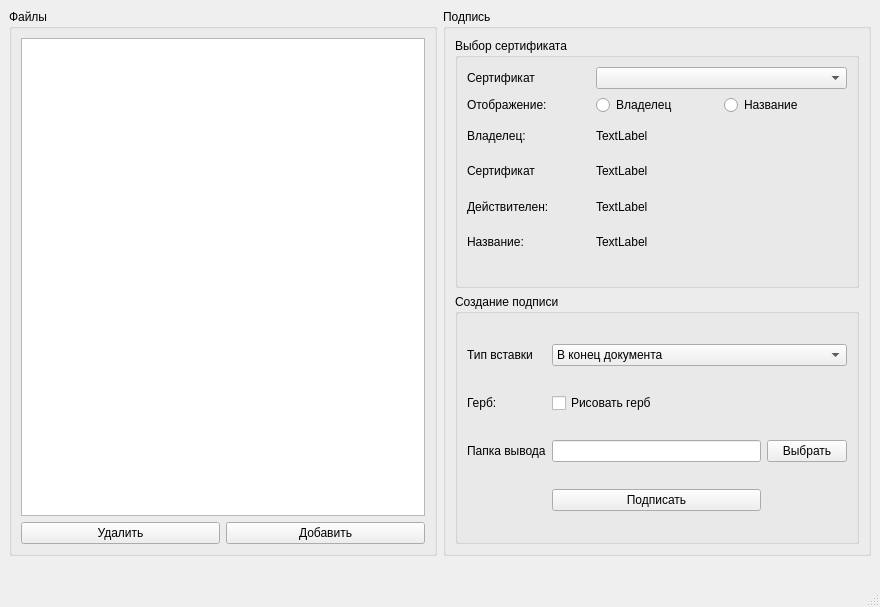
AlexeyAleksandrov/CryptoSignDesktop, file mainwindow.ui: the form before one commit.
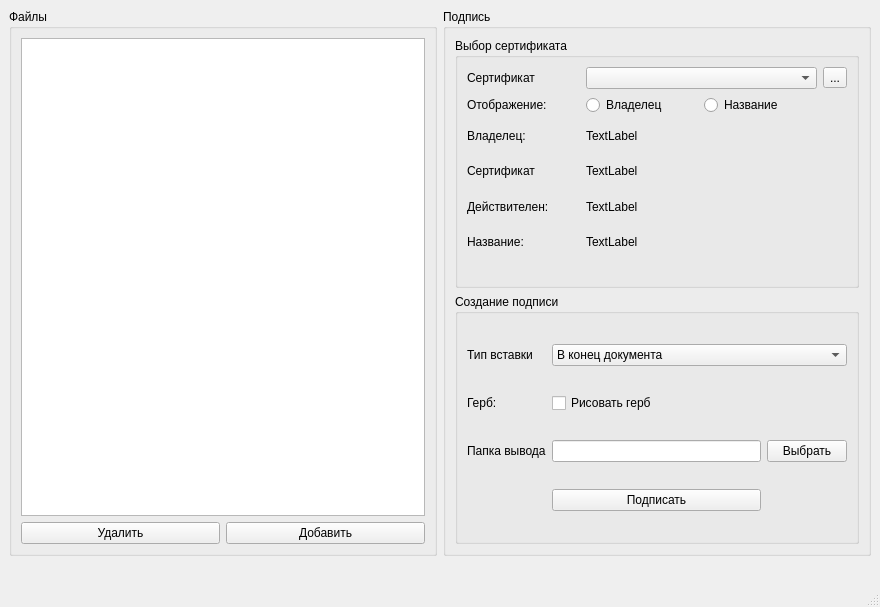
The form after the commit. Icons and pictures are not drawn.

Patch:
```diff
--- a/mainwindow.ui
+++ b/mainwindow.ui
@@ -79,102 +79,113 @@
           <string>Выбор сертификата</string>
          </property>
          <layout class="QGridLayout" name="gridLayout_4">
-          <item row="5" column="0">
+          <item row="6" column="2" colspan="2">
+           <widget class="QLabel" name="label_signNameValue">
+            <property name="text">
+             <string>TextLabel</string>
+            </property>
+           </widget>
+          </item>
+          <item row="7" column="2" colspan="2">
+           <spacer name="horizontalSpacer_3">
+            <property name="orientation">
+             <enum>Qt::Horizontal</enum>
+            </property>
+            <property name="sizeHint" stdset="0">
+             <size>
+              <width>40</width>
+              <height>20</height>
+             </size>
+            </property>
+           </spacer>
+          </item>
+          <item row="6" column="0">
            <widget class="QLabel" name="label_signName">
             <property name="text">
              <string>Название: </string>
             </property>
            </widget>
           </item>
-          <item row="4" column="0">
-           <widget class="QLabel" name="label_signConfirmDates">
+          <item row="3" column="2" colspan="2">
+           <widget class="QLabel" name="label_signOwnerValue">
             <property name="text">
-             <string>Действителен: </string>
+             <string>TextLabel</string>
             </property>
            </widget>
           </item>
-          <item row="1" column="0">
-           <widget class="QLabel" name="label_signChoseVisible">
+          <item row="4" column="2" colspan="2">
+           <widget class="QLabel" name="label_signCertificateValue">
             <property name="text">
-             <string>Отображение:</string>
+             <string>TextLabel</string>
             </property>
            </widget>
           </item>
-          <item row="3" column="0">
-           <widget class="QLabel" name="label_signCertificate">
-            <property name="text">
-             <string>Сертификат</string>
-            </property>
-           </widget>
-          </item>
-          <item row="1" column="2">
+          <item row="2" column="2">
            <widget class="QRadioButton" name="radioButton_displayName">
             <property name="text">
              <string>Владелец</string>
             </property>
            </widget>
           </item>
-          <item row="2" column="0">
+          <item row="0" column="0">
+           <widget class="QLabel" name="label_signChose">
+            <property name="text">
+             <string>Сертификат</string>
+            </property>
+           </widget>
+          </item>
+          <item row="3" column="0">
            <widget class="QLabel" name="label_signOwner">
             <property name="text">
              <string>Владелец:</string>
             </property>
            </widget>
           </item>
-          <item row="0" column="0">
-           <widget class="QLabel" name="label_signChose">
+          <item row="5" column="0">
+           <widget class="QLabel" name="label_signConfirmDates">
             <property name="text">
-             <string>Сертификат</string>
+             <string>Действителен: </string>
             </property>
            </widget>
           </item>
-          <item row="1" column="3">
+          <item row="2" column="3">
            <widget class="QRadioButton" name="radioButton_displayLabel">
             <property name="text">
              <string>Название</string>
             </property>
            </widget>
           </item>
-          <item row="2" column="2" colspan="2">
-           <widget class="QLabel" name="label_signOwnerValue">
-            <property name="text">
-             <string>TextLabel</string>
-            </property>
-           </widget>
-          </item>
-          <item row="3" column="2" colspan="2">
-           <widget class="QLabel" name="label_signCertificateValue">
-            <property name="text">
-             <string>TextLabel</string>
-            </property>
-           </widget>
-          </item>
-          <item row="4" column="2" colspan="2">
-           <widget class="QLabel" name="label_signConfirmDatesValue">
-            <property name="text">
-             <string>TextLabel</string>
-            </property>
-           </widget>
-          </item>
           <item row="5" column="2" colspan="2">
-           <widget class="QLabel" name="label_signNameValue">
+           <widget class="QLabel" name="label_signConfirmDatesValue">
             <property name="text">
              <string>TextLabel</string>
             </property>
            </widget>
           </item>
-          <item row="6" column="2" colspan="2">
-           <spacer name="horizontalSpacer_3">
-            <property name="orientation">
-             <enum>Qt::Horizontal</enum>
+          <item row="4" column="0">
+           <widget class="QLabel" name="label_signCertificate">
+            <property name="text">
+             <string>Сертификат</string>
             </property>
-            <property name="sizeHint" stdset="0">
-             <size>
-              <width>40</width>
-              <height>20</height>
-             </size>
+           </widget>
+          </item>
+          <item row="2" column="0">
+           <widget class="QLabel" name="label_signChoseVisible">
+            <property name="text">
+             <string>Отображение:</string>
             </property>
-           </spacer>
+           </widget>
+          </item>
+          <item row="0" column="4">
+           <widget class="QToolButton" name="toolButton_searchCertificate">
+            <property name="text">
+             <string>...</string>
+            </property>
+            <property name="icon">
+             <iconset resource="resources.qrc">
+              <normaloff>:/resources/Znachok.png</normaloff>:/resources/Znachok.png</iconset>
+            </property>
+           </widget>
           </item>
           <item row="0" column="2" colspan="2">
            <widget class="QComboBox" name="comboBox_certificates"/>
```
Left out of the diff: 12 changed lines with no effect on the pictures.
